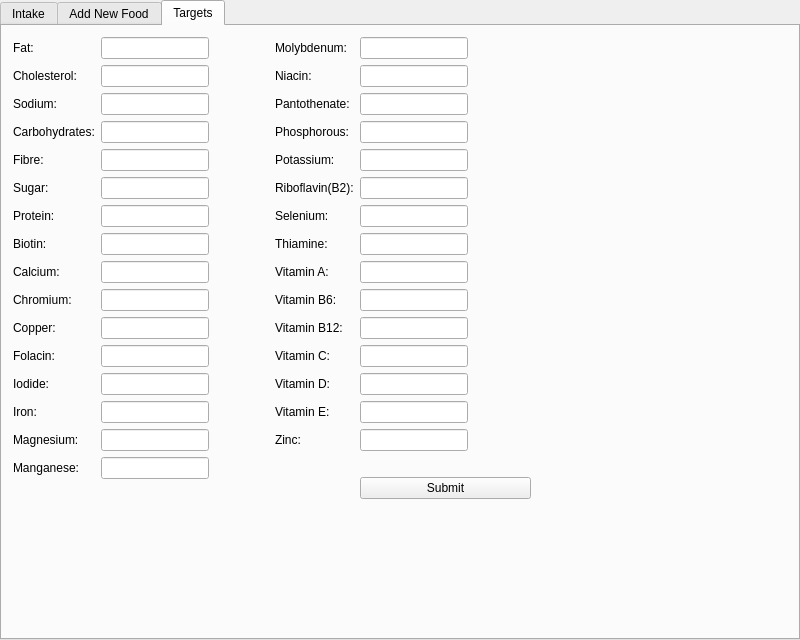
Old version of the form Desktop/MainWindow.ui in the repository kens-git/nutrition_tracker.
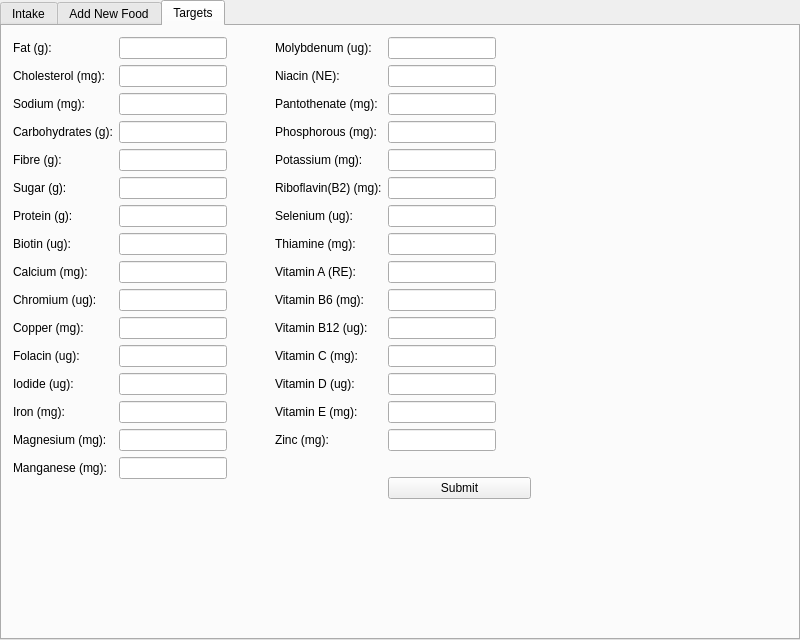
New version of the form. The open tabs and pages were chosen to show the change.

Diff of the .ui file:
```diff
--- a/Desktop/MainWindow.ui
+++ b/Desktop/MainWindow.ui
@@ -2651,7 +2651,7 @@
            <item row="0" column="0">
             <widget class="QLabel" name="fatTargetLabel">
              <property name="text">
-              <string>Fat:</string>
+              <string>Fat (g):</string>
              </property>
             </widget>
            </item>
@@ -2668,7 +2668,7 @@
            <item row="1" column="0">
             <widget class="QLabel" name="cholesterolTargetLabel">
              <property name="text">
-              <string>Cholesterol:</string>
+              <string>Cholesterol (mg):</string>
              </property>
             </widget>
            </item>
@@ -2685,7 +2685,7 @@
            <item row="2" column="0">
             <widget class="QLabel" name="sodiumTargetLabel">
              <property name="text">
-              <string>Sodium:</string>
+              <string>Sodium (mg):</string>
              </property>
             </widget>
            </item>
@@ -2702,7 +2702,7 @@
            <item row="3" column="0">
             <widget class="QLabel" name="carbsTargetLabel">
              <property name="text">
-              <string>Carbohydrates:</string>
+              <string>Carbohydrates (g):</string>
              </property>
             </widget>
            </item>
@@ -2719,7 +2719,7 @@
            <item row="4" column="0">
             <widget class="QLabel" name="fibreTargetLabel">
              <property name="text">
-              <string>Fibre:</string>
+              <string>Fibre (g):</string>
              </property>
             </widget>
            </item>
@@ -2736,7 +2736,7 @@
            <item row="5" column="0">
             <widget class="QLabel" name="sugarTargetLabel">
              <property name="text">
-              <string>Sugar:</string>
+              <string>Sugar (g):</string>
              </property>
             </widget>
            </item>
@@ -2753,7 +2753,7 @@
            <item row="6" column="0">
             <widget class="QLabel" name="proteinTargetLabel">
              <property name="text">
-              <string>Protein:</string>
+              <string>Protein (g):</string>
              </property>
             </widget>
            </item>
@@ -2770,7 +2770,7 @@
            <item row="7" column="0">
             <widget class="QLabel" name="biotinTargetLabel">
              <property name="text">
-              <string>Biotin:</string>
+              <string>Biotin (ug):</string>
              </property>
             </widget>
            </item>
@@ -2787,7 +2787,7 @@
            <item row="8" column="0">
             <widget class="QLabel" name="calciumTargetLabel">
              <property name="text">
-              <string>Calcium:</string>
+              <string>Calcium (mg):</string>
              </property>
             </widget>
            </item>
@@ -2804,7 +2804,7 @@
            <item row="9" column="0">
             <widget class="QLabel" name="chromiumTargetLabel">
              <property name="text">
-              <string>Chromium:</string>
+              <string>Chromium (ug):</string>
              </property>
             </widget>
            </item>
@@ -2821,7 +2821,7 @@
            <item row="10" column="0">
             <widget class="QLabel" name="copperTargetLabel">
              <property name="text">
-              <string>Copper:</string>
+              <string>Copper (mg):</string>
              </property>
             </widget>
            </item>
@@ -2838,7 +2838,7 @@
            <item row="11" column="0">
             <widget class="QLabel" name="folacinTargetLabel">
              <property name="text">
-              <string>Folacin:</string>
+              <string>Folacin (ug):</string>
              </property>
             </widget>
            </item>
@@ -2855,7 +2855,7 @@
            <item row="12" column="0">
             <widget class="QLabel" name="iodideTargetLabel">
              <property name="text">
-              <string>Iodide:</string>
+              <string>Iodide (ug):</string>
              </property>
             </widget>
            </item>
@@ -2872,7 +2872,7 @@
            <item row="13" column="0">
             <widget class="QLabel" name="ironTargetLabel">
              <property name="text">
-              <string>Iron:</string>
+              <string>Iron (mg):</string>
              </property>
             </widget>
            </item>
@@ -2889,7 +2889,7 @@
            <item row="14" column="0">
             <widget class="QLabel" name="magnesiumTargetLabel">
              <property name="text">
-              <string>Magnesium:</string>
+              <string>Magnesium (mg):</string>
              </property>
             </widget>
            </item>
@@ -2906,7 +2906,7 @@
            <item row="15" column="0">
             <widget class="QLabel" name="manganeseTargetLabel">
              <property name="text">
-              <string>Manganese:</string>
+              <string>Manganese (mg):</string>
              </property>
             </widget>
            </item>
@@ -2947,7 +2947,7 @@
            <item row="0" column="0">
             <widget class="QLabel" name="molybdenumTargetLabel">
              <property name="text">
-              <string>Molybdenum:</string>
+              <string>Molybdenum (ug):</string>
              </property>
             </widget>
            </item>
@@ -2964,7 +2964,7 @@
            <item row="1" column="0">
             <widget class="QLabel" name="niacinTargetLabel">
              <property name="text">
-              <string>Niacin:</string>
+              <string>Niacin (NE):</string>
              </property>
             </widget>
            </item>
@@ -2981,7 +2981,7 @@
            <item row="2" column="0">
             <widget class="QLabel" name="pantothenateTargetLabel">
              <property name="text">
-              <string>Pantothenate:</string>
+              <string>Pantothenate (mg):</string>
              </property>
             </widget>
            </item>
@@ -2998,7 +2998,7 @@
            <item row="3" column="0">
             <widget class="QLabel" name="phosphorousTargetLabel">
              <property name="text">
-              <string>Phosphorous:</string>
+              <string>Phosphorous (mg):</string>
              </property>
             </widget>
            </item>
@@ -3015,7 +3015,7 @@
            <item row="4" column="0">
             <widget class="QLabel" name="potassiumTargetLabel">
              <property name="text">
-              <string>Potassium:</string>
+              <string>Potassium (mg):</string>
              </property>
             </widget>
            </item>
@@ -3032,7 +3032,7 @@
            <item row="5" column="0">
             <widget class="QLabel" name="riboflavinTargetLabel">
              <property name="text">
-              <string>Riboflavin(B2):</string>
+              <string>Riboflavin(B2) (mg):</string>
              </property>
             </widget>
            </item>
@@ -3049,7 +3049,7 @@
            <item row="6" column="0">
             <widget class="QLabel" name="seleniumTargetLabel">
              <property name="text">
-              <string>Selenium:</string>
+              <string>Selenium (ug):</string>
              </property>
             </widget>
            </item>
@@ -3066,7 +3066,7 @@
            <item row="7" column="0">
             <widget class="QLabel" name="thiamineTargetLabel">
              <property name="text">
-              <string>Thiamine:</string>
+              <string>Thiamine (mg):</string>
              </property>
             </widget>
            </item>
@@ -3083,7 +3083,7 @@
            <item row="8" column="0">
             <widget class="QLabel" name="vitaminATargetLabel">
              <property name="text">
-              <string>Vitamin A:</string>
+              <string>Vitamin A (RE):</string>
              </property>
             </widget>
            </item>
@@ -3100,7 +3100,7 @@
            <item row="9" column="0">
             <widget class="QLabel" name="vitaminB6TargetLabel">
              <property name="text">
-              <string>Vitamin B6:</string>
+              <string>Vitamin B6 (mg):</string>
              </property>
             </widget>
            </item>
@@ -3117,7 +3117,7 @@
            <item row="10" column="0">
             <widget class="QLabel" name="vitaminB12TargetLabel">
              <property name="text">
-              <string>Vitamin B12:</string>
+              <string>Vitamin B12 (ug):</string>
              </property>
             </widget>
            </item>
@@ -3134,7 +3134,7 @@
            <item row="11" column="0">
             <widget class="QLabel" name="vitaminCTargetLabel">
              <property name="text">
-              <string>Vitamin C:</string>
+              <string>Vitamin C (mg):</string>
              </property>
             </widget>
            </item>
@@ -3151,7 +3151,7 @@
            <item row="12" column="0">
             <widget class="QLabel" name="vitaminDTargetLabel">
              <property name="text">
-              <string>Vitamin D:</string>
+              <string>Vitamin D (ug):</string>
              </property>
             </widget>
            </item>
@@ -3168,7 +3168,7 @@
            <item row="13" column="0">
             <widget class="QLabel" name="vitaminETargetLabel">
              <property name="text">
-              <string>Vitamin E:</string>
+              <string>Vitamin E (mg):</string>
              </property>
             </widget>
            </item>
@@ -3185,7 +3185,7 @@
            <item row="14" column="0">
             <widget class="QLabel" name="zincTargetLabel">
              <property name="text">
-              <string>Zinc:</string>
+              <string>Zinc (mg):</string>
              </property>
             </widget>
            </item>
```
Left out of the diff: 130 changed lines with no effect on the pictures.
